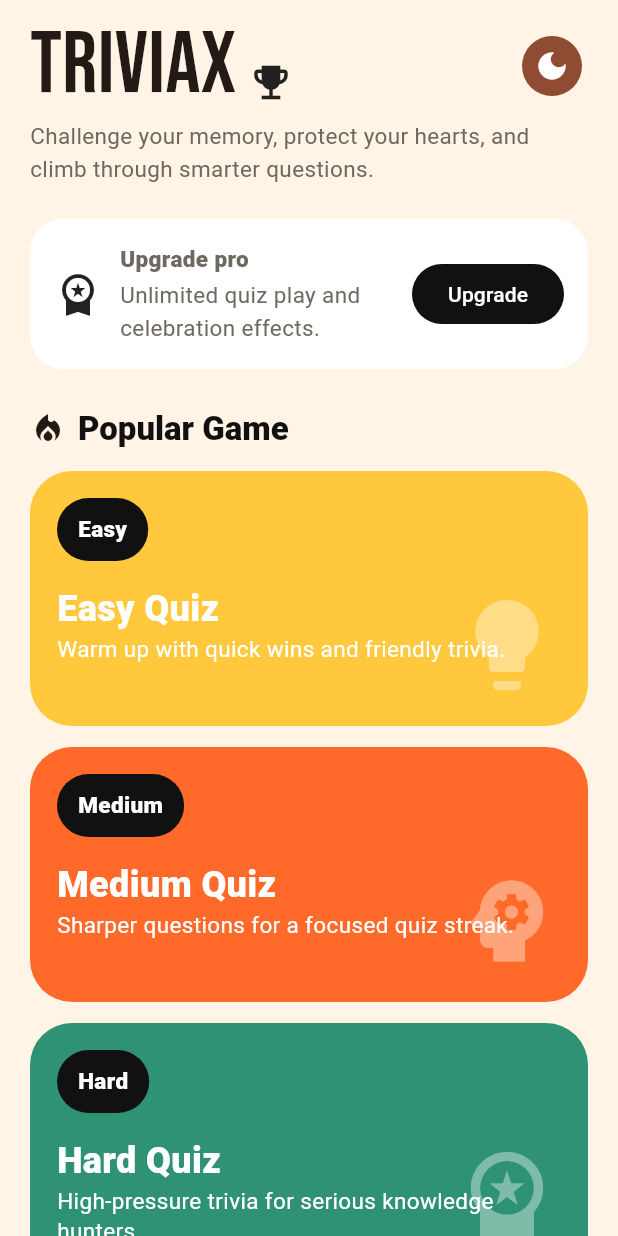
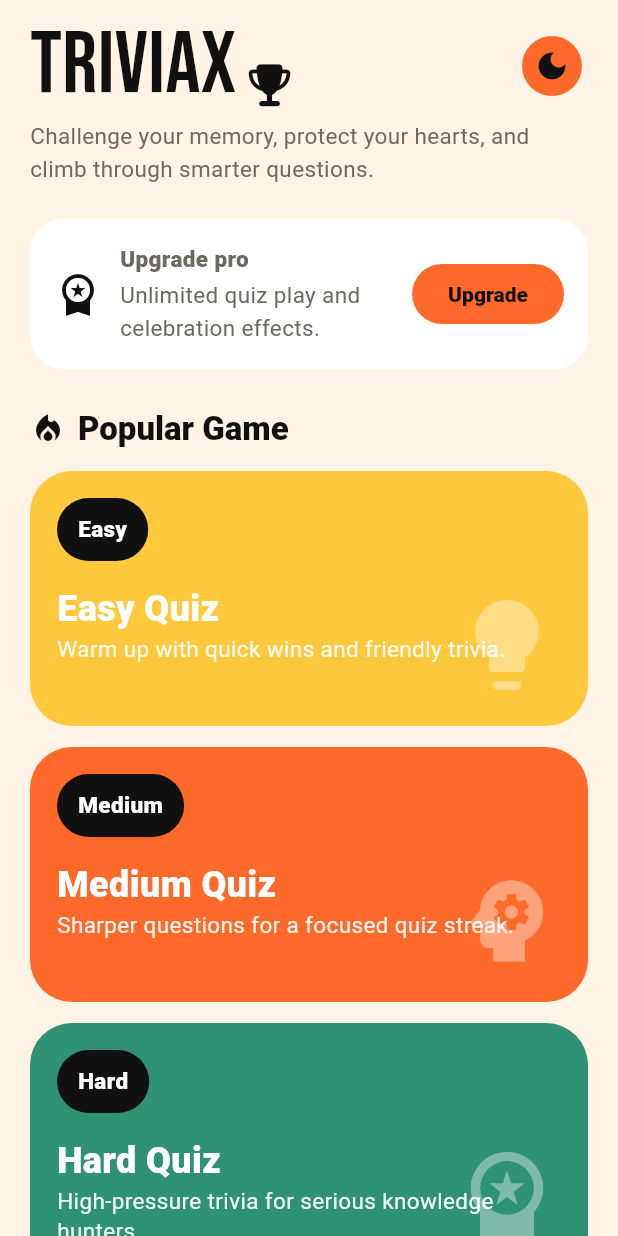
Before and after one commit to Vidhirahi01/trevia_app, a Flutter app: the screen it shows after launch, on a phone screen of 412 x 824 dp. Run offline on Flutter 3.47's test engine with Material 3 defaults, Android fonts, the light colour scheme and no system bars; our stand-ins replace confetti, flutter_animate, flutter_riverpod, font_awesome_flutter, get, google_fonts and 1 more.

Commit message:
Refactor theming structure: implement core themes and added micro animations

```diff
--- /dev/null
+++ b/lib/core/themes/app_colors.dart
@@ -0,0 +1,37 @@
+import 'package:flutter/material.dart';
+
+class AppColors {
+  static const background = Color(0xFFFFF4E6);
+  static const black = Color(0xFF111111);
+  static const white = Colors.white;
+
+  static const primary = Color(0xFFFF6A2A);
+  static const success = Color(0xFF4CAF50);
+  static const error = Color(0xFFE53935);
+
+  static const cardYellow = Color(0xFFFFC83D);
+  static const cardGreen = Color(0xFF2F9275);
+  static const cardBlue = Color(0xFF84C5DD);
+
+  static const darkBackground = Color(0xFF171615);
+  static const darkSurface = Color(0xFF242220);
+  static const darkElevated = Color(0xFF2E2C29);
+  static const darkHighlight = Color(0xFF3A3733);
+
+  // Ink scale
+  static const inkPrimary = Color(0xFFF5EDE0);
+  static const inkSecondary = Color(0xFFB8AFA5);
+  static const inkMuted = Color(0xFF6D6860);
+  static const inkBorder = Color(0xFF3A3733);
+
+  // Brand (bumped for contrast on dark)
+  static const primaryDark = Color(0xFFFF7A3D);
+  static const primarySubtle = Color(0xFF3A1A0A);
+  static const successDark = Color(0xFF5DC060);
+  static const errorDark = Color(0xFFF05252);
+
+  // Card accents (re-tuned for dark bg)
+  static const cardYellowDark = Color(0xFFCC9F28);
+  static const cardGreenDark = Color(0xFF3AAD88);
+  static const cardBlueDark = Color(0xFF6BAFC8);
+}
--- /dev/null
+++ b/lib/core/themes/app_theme.dart
@@ -0,0 +1,114 @@
+import 'package:flutter/material.dart';
+
+import 'app_colors.dart';
+
+class AppTheme {
+  static ThemeData light() {
+    return _base(Brightness.light);
+  }
+
+  static ThemeData dark() {
+    return _base(Brightness.dark);
+  }
+
+  static ThemeData _base(Brightness brightness) {
+    final isDark = brightness == Brightness.dark;
+    final scheme = ColorScheme.fromSeed(
+      seedColor: isDark ? AppColors.primaryDark : AppColors.primary,
+      brightness: brightness,
+      surface: isDark ? AppColors.darkSurface : AppColors.white,
+    ).copyWith(
+      primary: isDark ? AppColors.primaryDark : AppColors.primary,
+      secondary: isDark ? AppColors.cardBlueDark : AppColors.cardBlue,
+      surface: isDark ? AppColors.darkSurface : AppColors.white,
+      surfaceContainerHighest:
+          isDark ? AppColors.darkElevated : const Color(0xFFF5EBDD),
+      background: isDark ? AppColors.darkBackground : AppColors.background,
+      onSurface: isDark ? AppColors.inkPrimary : AppColors.black,
+      onBackground: isDark ? AppColors.inkPrimary : AppColors.black,
+      outline: isDark ? AppColors.inkBorder : const Color(0xFFD7CFC4),
+      error: isDark ? AppColors.errorDark : AppColors.error,
+    );
+
+    return ThemeData(
+      useMaterial3: true,
+      brightness: brightness,
+      colorScheme: scheme,
+      fontFamily: 'Roboto',
+      scaffoldBackgroundColor: scheme.background,
+      appBarTheme: AppBarTheme(
+        backgroundColor: scheme.background,
+        foregroundColor: scheme.onBackground,
+        centerTitle: false,
+        elevation: 0,
+      ),
+      iconTheme: IconThemeData(color: scheme.onSurface),
+      textTheme: TextTheme(
+        headlineLarge: TextStyle(
+          fontSize: 48,
+          fontWeight: FontWeight.w900,
+          color: scheme.onSurface,
+          height: .95,
+        ),
+        headlineMedium: TextStyle(
+          fontSize: 28,
+          fontWeight: FontWeight.w900,
+          color: scheme.onSurface,
+        ),
+        titleLarge: TextStyle(
+          fontSize: 22,
+          fontWeight: FontWeight.w900,
+          color: scheme.onSurface,
+        ),
+        bodyMedium: TextStyle(
+          fontSize: 15,
+          height: 1.45,
+          color: isDark ? AppColors.inkSecondary : AppColors.inkMuted,
+        ),
+      ),
+      elevatedButtonTheme: ElevatedButtonThemeData(
+        style: ElevatedButton.styleFrom(
+          backgroundColor: scheme.primary,
+          foregroundColor: AppColors.black,
+          minimumSize: const Size.fromHeight(54),
+          shape: RoundedRectangleBorder(
+            borderRadius: BorderRadius.circular(18),
+          ),
+          textStyle: const TextStyle(fontWeight: FontWeight.w900),
+        ),
+      ),
+      filledButtonTheme: FilledButtonThemeData(
+        style: FilledButton.styleFrom(
+          backgroundColor: scheme.primary,
+          foregroundColor: AppColors.black,
+          textStyle: const TextStyle(fontWeight: FontWeight.w900),
+        ),
+      ),
+      outlinedButtonTheme: OutlinedButtonThemeData(
+        style: OutlinedButton.styleFrom(
+          foregroundColor: scheme.onSurface,
+          side: BorderSide(color: scheme.outline),
+          textStyle: const TextStyle(fontWeight: FontWeight.w900),
+        ),
+      ),
+      inputDecorationTheme: InputDecorationTheme(
+        filled: true,
+        fillColor: isDark ? AppColors.darkElevated : AppColors.white,
+        hintStyle: const TextStyle(color: AppColors.inkMuted),
+        prefixIconColor: scheme.primary,
+        border: OutlineInputBorder(
+          borderRadius: BorderRadius.circular(18),
+          borderSide: BorderSide.none,
+        ),
+        focusedBorder: OutlineInputBorder(
+          borderRadius: BorderRadius.circular(18),
+          borderSide: BorderSide(color: scheme.primary, width: 2),
+        ),
+        enabledBorder: OutlineInputBorder(
+          borderRadius: BorderRadius.circular(18),
+          borderSide: BorderSide(color: scheme.outline.withOpacity(.35)),
+        ),
+      ),
+    );
+  }
+}
--- a/lib/main.dart
+++ b/lib/main.dart
@@ -1,9 +1,9 @@
 import 'package:flutter/material.dart';
 import 'package:flutter_riverpod/flutter_riverpod.dart';
 import 'package:get/get.dart';
+import 'package:trevia_app/core/themes/app_theme.dart';
+import 'package:trevia_app/core/themes/theme_provider.dart';
 
-import 'themes/app_theme.dart';
-import 'themes/theme_provider.dart';
 import 'screens/admin_quiz_screen.dart';
 import 'screens/home_screen.dart';
 import 'screens/quiz_screen.dart';
--- a/lib/screens/home_screen.dart
+++ b/lib/screens/home_screen.dart
@@ -1,10 +1,11 @@
 import 'package:flutter/material.dart';
+import 'package:font_awesome_flutter/font_awesome_flutter.dart';
 import 'package:flutter_riverpod/flutter_riverpod.dart';
 import 'package:get/get.dart';
 import 'package:google_fonts/google_fonts.dart';
 
-import '../themes/app_colors.dart';
-import '../themes/theme_provider.dart';
+import '../core/themes/app_colors.dart';
+import '../core/themes/theme_provider.dart';
 import '../provider/custom_quiz_provider.dart';
 import '../provider/quiz_provider.dart';
 
@@ -41,7 +42,7 @@ class HomeScreen extends ConsumerWidget {
                         ),
                       ),
                       const SizedBox(width: 8),
-                      const Icon(Icons.emoji_events, size: 30),
+                      const FaIcon(FontAwesomeIcons.trophy, size: 28),
                     ],
                   ),
                 ),
@@ -64,7 +65,7 @@ class HomeScreen extends ConsumerWidget {
               style: Theme.of(context).textTheme.bodyMedium,
             ),
             const SizedBox(height: 22),
-            _UpgradeStrip(isDark: isDark),
+            const _UpgradeStrip(),
             const SizedBox(height: 26),
             Row(
               children: [
@@ -74,28 +75,31 @@ class HomeScreen extends ConsumerWidget {
                   color: Theme.of(context).colorScheme.onSurface,
                 ),
                 const SizedBox(width: 8),
-                Text('Popular Game', style: Theme.of(context).textTheme.titleLarge),
+                Text(
+                  'Popular Game',
+                  style: Theme.of(context).textTheme.titleLarge,
+                ),
               ],
             ),
             const SizedBox(height: 14),
             _DifficultyCard(
               title: 'Easy',
               subtitle: 'Warm up with quick wins and friendly trivia.',
-              color: AppColors.cardYellow,
+              color: isDark ? AppColors.cardYellowDark : AppColors.cardYellow,
               icon: Icons.lightbulb,
               onTap: () => _startApiQuiz(ref, 'easy'),
             ),
             _DifficultyCard(
               title: 'Medium',
               subtitle: 'Sharper questions for a focused quiz streak.',
-              color: AppColors.primary,
+              color: isDark ? AppColors.primaryDark : AppColors.primary,
               icon: Icons.psychology,
               onTap: () => _startApiQuiz(ref, 'medium'),
             ),
             _DifficultyCard(
               title: 'Hard',
               subtitle: 'High-pressure trivia for serious knowledge hunters.',
-              color: AppColors.cardGreen,
+              color: isDark ? AppColors.cardGreenDark : AppColors.cardGreen,
               icon: Icons.workspace_premium,
               onTap: () => _startApiQuiz(ref, 'hard'),
             ),
@@ -166,16 +170,16 @@ class HomeScreen extends ConsumerWidget {
 }
 
 class _UpgradeStrip extends StatelessWidget {
-  const _UpgradeStrip({required this.isDark});
-
-  final bool isDark;
+  const _UpgradeStrip();
 
   @override
   Widget build(BuildContext context) {
+    final scheme = Theme.of(context).colorScheme;
+
     return Container(
       padding: const EdgeInsets.all(16),
       decoration: BoxDecoration(
-        color: isDark ? AppColors.darkSurface : AppColors.white,
+        color: scheme.surface,
         borderRadius: BorderRadius.circular(22),
       ),
       child: Row(
@@ -194,7 +198,10 @@ class _UpgradeStrip extends StatelessWidget {
           ),
           FilledButton(
             onPressed: () {},
-            style: FilledButton.styleFrom(backgroundColor: AppColors.black),
+            style: FilledButton.styleFrom(
+              backgroundColor: scheme.primary,
+              foregroundColor: AppColors.black,
+            ),
             child: const Text('Upgrade'),
           ),
         ],
@@ -220,6 +227,8 @@ class _DifficultyCard extends StatelessWidget {
 
   @override
   Widget build(BuildContext context) {
+    final scheme = Theme.of(context).colorScheme;
+
     return Padding(
       padding: const EdgeInsets.only(bottom: 14),
       child: LayoutBuilder(
@@ -249,7 +258,7 @@ class _DifficultyCard extends StatelessWidget {
                     child: Icon(
                       icon,
                       size: iconSize,
-                      color: Colors.white.withOpacity(.38),
+                      color: scheme.onPrimary.withOpacity(.38),
                     ),
                   ),
                   Column(
@@ -290,7 +299,10 @@ class _DifficultyCard extends StatelessWidget {
                         subtitle,
                         maxLines: isCompact ? 3 : 2,
                         overflow: TextOverflow.ellipsis,
-                        style: const TextStyle(color: Colors.white, height: 1.35),
+                        style: TextStyle(
+                          color: scheme.onPrimary.withOpacity(.92),
+                          height: 1.35,
+                        ),
                       ),
                     ],
                   ),
--- a/lib/themes/app_colors.dart
+++ /dev/null
@@ -1,27 +0,0 @@
-import 'package:flutter/material.dart';
-
-class AppColors {
-  static const background = Color(0xFFFFF4E6);
-
-  static const black = Color(0xFF111111);
-
-  static const primary = Color(0xFFFF6A2A);
-
-  static const success = Color(0xFF4CAF50);
-
-  static const error = Color(0xFFE53935);
-
-  static const cardYellow = Color(0xFFFFC83D);
-
-  static const cardGreen = Color(0xFF2F9275);
-
-  static const cardBlue = Color(0xFF84C5DD);
-
-  static const white = Colors.white;
-
-  static const inkMuted = Color(0xFF6D6860);
-
-  static const darkBackground = Color(0xFF171615);
-
-  static const darkSurface = Color(0xFF242220);
-}
--- a/lib/themes/app_theme.dart
+++ /dev/null
@@ -1,83 +0,0 @@
-import 'package:flutter/material.dart';
-
-import 'app_colors.dart';
-
-class AppTheme {
-  static ThemeData light() {
-    return _base(Brightness.light).copyWith(
-      scaffoldBackgroundColor: AppColors.background,
-      colorScheme: ColorScheme.fromSeed(
-        seedColor: AppColors.primary,
-        brightness: Brightness.light,
-        surface: AppColors.white,
-      ),
-    );
-  }
-
-  static ThemeData dark() {
-    return _base(Brightness.dark).copyWith(
-      scaffoldBackgroundColor: AppColors.darkBackground,
-      colorScheme: ColorScheme.fromSeed(
-        seedColor: AppColors.primary,
-        brightness: Brightness.dark,
-        surface: AppColors.darkSurface,
-      ),
-    );
-  }
-
-  static ThemeData _base(Brightness brightness) {
-    final isDark = brightness == Brightness.dark;
-
-    return ThemeData(
-      useMaterial3: true,
-      brightness: brightness,
-      fontFamily: 'Roboto',
-      textTheme: TextTheme(
-        headlineLarge: TextStyle(
-          fontSize: 48,
-          fontWeight: FontWeight.w900,
-          color: isDark ? AppColors.white : AppColors.black,
-          height: .95,
-        ),
-        headlineMedium: TextStyle(
-          fontSize: 28,
-          fontWeight: FontWeight.w900,
-          color: isDark ? AppColors.white : AppColors.black,
-        ),
-        titleLarge: TextStyle(
-          fontSize: 22,
-          fontWeight: FontWeight.w900,
-          color: isDark ? AppColors.white : AppColors.black,
-        ),
-        bodyMedium: TextStyle(
-          fontSize: 15,
-          height: 1.45,
-          color: isDark ? const Color(0xFFD8D1C8) : AppColors.inkMuted,
-        ),
-      ),
-      elevatedButtonTheme: ElevatedButtonThemeData(
-        style: ElevatedButton.styleFrom(
-          backgroundColor: AppColors.black,
-          foregroundColor: AppColors.white,
-          minimumSize: const Size.fromHeight(54),
-          shape: RoundedRectangleBorder(
-            borderRadius: BorderRadius.circular(18),
-          ),
-          textStyle: const TextStyle(fontWeight: FontWeight.w900),
-        ),
-      ),
-      inputDecorationTheme: InputDecorationTheme(
-        filled: true,
-        fillColor: isDark ? AppColors.darkSurface : AppColors.white,
-        border: OutlineInputBorder(
-          borderRadius: BorderRadius.circular(18),
-          borderSide: BorderSide.none,
-        ),
-        focusedBorder: OutlineInputBorder(
-          borderRadius: BorderRadius.circular(18),
-          borderSide: const BorderSide(color: AppColors.primary, width: 2),
-        ),
-      ),
-    );
-  }
-}
--- a/pubspec.yaml
+++ b/pubspec.yaml
@@ -14,6 +14,7 @@ dependencies:
   flutter_riverpod: ^3.3.2
   get: ^4.7.3
   google_fonts: ^6.3.2
+  font_awesome_flutter: ^10.7.0
   http: ^1.6.0
   lottie: ^3.3.3
   shared_preferences: ^2.5.5
```
Also changed, not shown: lib/core/themes/theme_provider.dart (+9 -1 lines), lib/screens/admin_quiz_screen.dart (+17 -10 lines), lib/screens/quiz_screen.dart (+29 -19 lines), lib/screens/result_screen.dart (+10 -6 lines), lib/themes/theme_provider.dart (deleted, +0 -9 lines), pubspec.lock.
